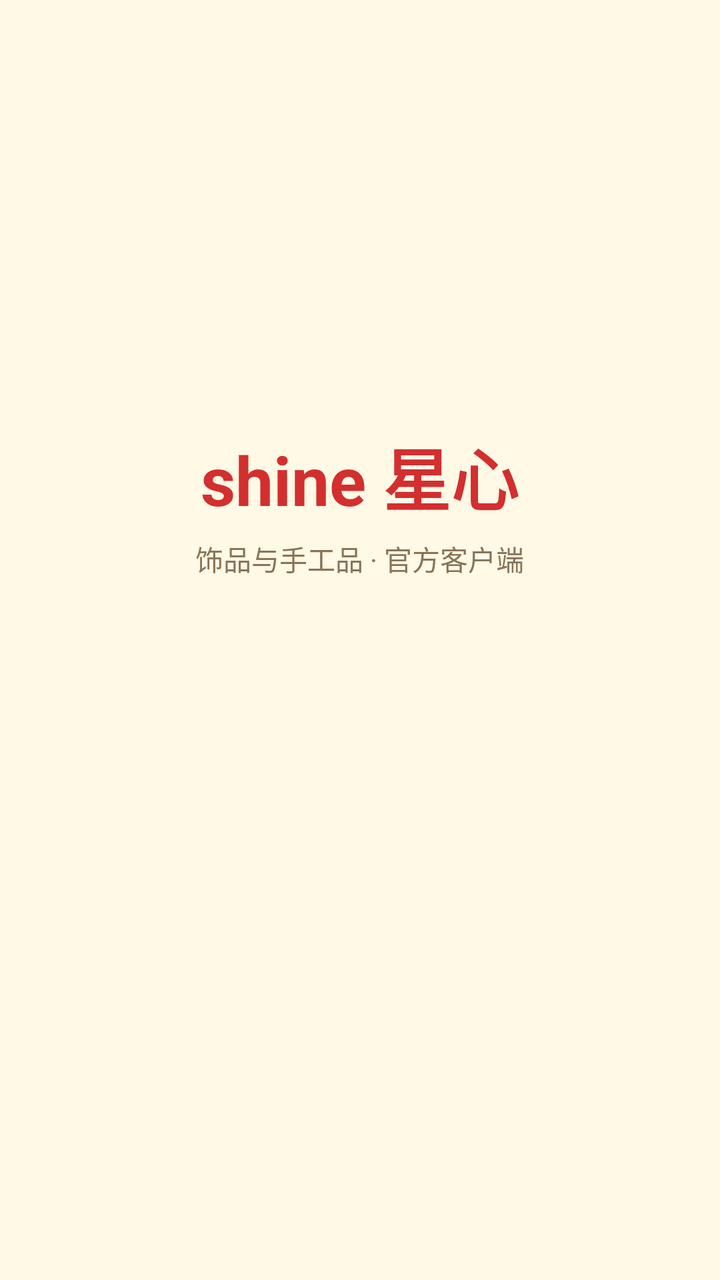
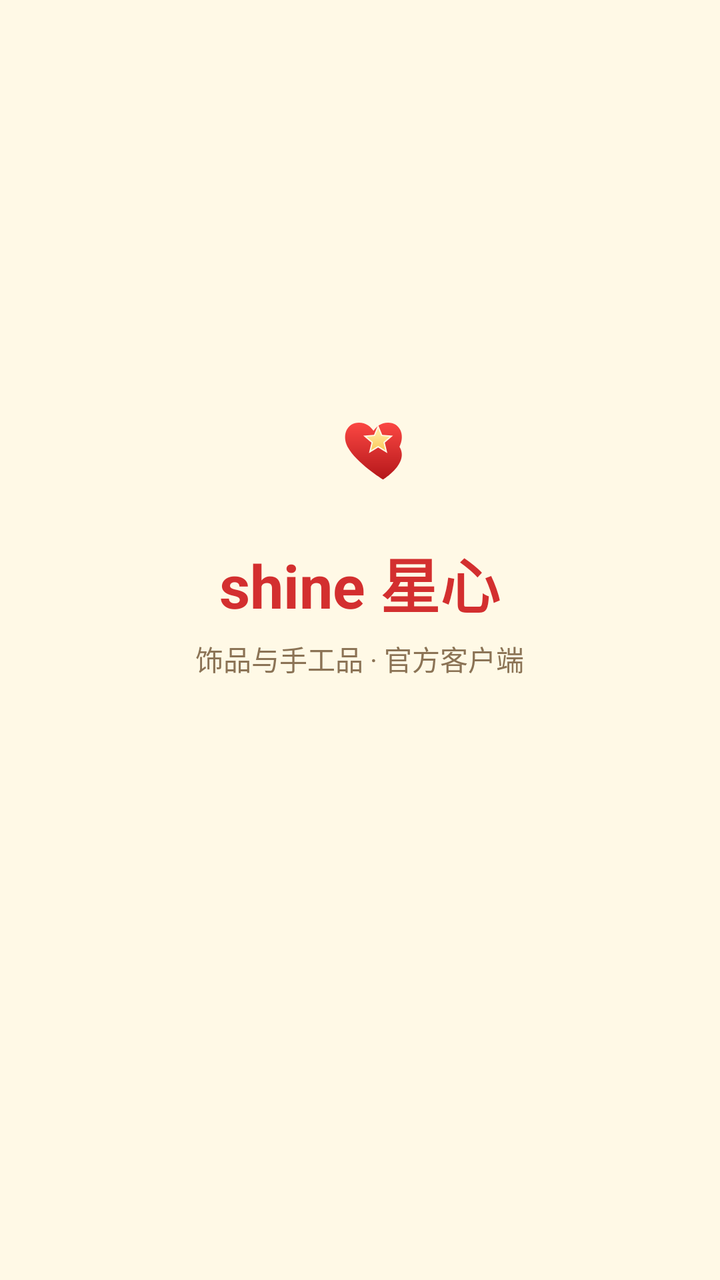

Before-and-after screenshots of an Android layout around one commit, followed by the original layout XML and the change that was made.
<!-- AndroidManifest.xml: activity theme Theme.ShineApp -->
<!-- res/layout/activity_splash.xml -->
<?xml version="1.0" encoding="utf-8"?>
<LinearLayout xmlns:android="http://schemas.android.com/apk/res/android"
    android:layout_width="match_parent" android:layout_height="match_parent"
    android:orientation="vertical" android:gravity="center"
    android:background="@color/shine_bg" android:padding="24dp">

    <TextView android:id="@+id/tv_title" android:layout_width="wrap_content" android:layout_height="wrap_content"
        android:text="shine 星心" android:textSize="34sp" android:textStyle="bold" android:textColor="@color/shine_pink"/>

    <TextView android:id="@+id/tv_sub" android:layout_width="wrap_content" android:layout_height="wrap_content"
        android:text="饰品与手工品 · 官方客户端" android:textSize="14sp" android:layout_marginTop="6dp" android:textColor="@color/shine_sub"/>

    <ProgressBar android:id="@+id/pb" android:layout_width="wrap_content" android:layout_height="wrap_content"
        android:layout_marginTop="28dp" style="?android:attr/progressBarStyleLarge"/>

    <TextView android:id="@+id/tv_status" android:layout_width="wrap_content" android:layout_height="wrap_content"
        android:layout_marginTop="14dp" android:textColor="@color/shine_text" android:textAlignment="center"/>

    <Button android:id="@+id/btn_retry" android:layout_width="wrap_content" android:layout_height="wrap_content"
        android:text="重试连接" android:layout_marginTop="18dp" android:visibility="gone"/>

    <Button android:id="@+id/btn_offline" android:layout_width="wrap_content" android:layout_height="wrap_content"
        android:text="浏览离线商品册" android:layout_marginTop="4dp" android:visibility="gone"
        style="@style/Widget.MaterialComponents.Button.TextButton"/>
</LinearLayout>
<!-- resources referenced by this layout -->
<resources>
  <color name="shine_bg">#FFFFF9E6</color>
  <color name="shine_pink">#FFD32F2F</color>
  <color name="shine_sub">#FF8B7355</color>
  <color name="shine_text">#FF3B2A1E</color>
  <style name="Theme.ShineApp" parent="Theme.MaterialComponents.DayNight.NoActionBar">
          <item name="colorPrimary">@color/shine_pink</item>
          <item name="colorPrimaryVariant">@color/shine_pink_dark</item>
          <item name="colorOnPrimary">@color/shine_on_red</item>
          <item name="colorSecondary">@color/shine_mint</item>
          <item name="colorSecondaryVariant">@color/shine_mint_dark</item>
          <item name="colorSurface">@color/shine_surface</item>
          <item name="android:colorBackground">@color/shine_bg</item>
          <item name="android:textColorPrimary">@color/shine_text</item>
          <item name="android:textColorSecondary">@color/shine_sub</item>
          
          <item name="android:statusBarColor">@color/shine_bg</item>
          <item name="android:navigationBarColor">@color/shine_surface</item>
          <item name="android:windowLightStatusBar">true</item>
          <item name="android:windowLightNavigationBar" tools:targetApi="27">true</item>
          <item name="android:windowBackground">@color/shine_bg</item>
      </style>
  <color name="shine_pink_dark">#FFB71C1C</color>
  <color name="shine_on_red">#FFFFFFFF</color>
  <color name="shine_mint">#FFFFD54F</color>
  <color name="shine_mint_dark">#FFB26A00</color>
  <color name="shine_surface">#FFFFFFFF</color>
</resources>

<!-- the commit's change to res/layout/activity_splash.xml (unified diff, before → after) -->
@@ -4,8 +4,12 @@
     android:orientation="vertical" android:gravity="center"
     android:background="@color/shine_bg" android:padding="24dp">
 
+    <ImageView android:id="@+id/iv_logo" android:layout_width="96dp" android:layout_height="96dp"
+        android:src="@drawable/ic_launcher_foreground"
+        android:layout_marginBottom="10dp" android:contentDescription="shine 星心"/>
+
     <TextView android:id="@+id/tv_title" android:layout_width="wrap_content" android:layout_height="wrap_content"
-        android:text="shine 星心" android:textSize="34sp" android:textStyle="bold" android:textColor="@color/shine_pink"/>
+        android:text="shine 星心" android:textSize="30sp" android:textStyle="bold" android:textColor="@color/shine_pink"/>
 
     <TextView android:id="@+id/tv_sub" android:layout_width="wrap_content" android:layout_height="wrap_content"
         android:text="饰品与手工品 · 官方客户端" android:textSize="14sp" android:layout_marginTop="6dp" android:textColor="@color/shine_sub"/>
<!-- resource entries referenced after the edit -->
@@ -4,6 +4,28 @@
   <color name="shine_pink">#FFD32F2F</color>
   <color name="shine_sub">#FF8B7355</color>
   <color name="shine_text">#FF3B2A1E</color>
+  <!-- drawable ic_launcher_foreground (drawable) -->
+  <?xml version="1.0" encoding="utf-8"?>
+  <vector xmlns:android="http://schemas.android.com/apk/res/android"
+      xmlns:aapt="http://schemas.android.com/aapt"
+      android:width="108dp" android:height="108dp"
+      android:viewportWidth="108" android:viewportHeight="108">
+      <group android:translateX="43.0" android:translateY="44.0" android:scaleX="2.0" android:scaleY="2.0">
+          <path android:pathData="M12,21s-7.5,-4.6 -10,-9.2C0.3,8.4 1.9,5 5.2,5c2,0 3.3,1.1 4.1,2.3C10.1,6.1 11.4,5 13.4,5c3.3,0 4.9,3.4 3.2,6.8C19.5,16.4 12,21 12,21z">
+              <aapt:attr name="android:fillColor">
+                  <gradient android:type="linear" android:startX="0" android:startY="4"
+                      android:endX="0" android:endY="22" android:startColor="#FF4A45" android:endColor="#B01418"/>
+              </aapt:attr>
+          </path>
+          <path android:pathData="M10.6,5.6L11.76,8.4L14.78,8.64L12.48,10.61L13.19,13.56L10.6,11.98L8.01,13.56L8.72,10.61L6.42,8.64L9.44,8.4Z" android:fillColor="#FFF9E6"/>
+          <path android:pathData="M10.6,6.57L11.51,8.75L13.86,8.94L12.07,10.48L12.62,12.78L10.6,11.54L8.58,12.78L9.13,10.48L7.34,8.94L9.69,8.75Z">
+              <aapt:attr name="android:fillColor">
+                  <gradient android:type="linear" android:startX="0" android:startY="8"
+                      android:endX="0" android:endY="17" android:startColor="#FFE79A" android:endColor="#F7B024"/>
+              </aapt:attr>
+          </path>
+      </group>
+  </vector>
   <style name="Theme.ShineApp" parent="Theme.MaterialComponents.DayNight.NoActionBar">
           <item name="colorPrimary">@color/shine_pink</item>
           <item name="colorPrimaryVariant">@color/shine_pink_dark</item>
